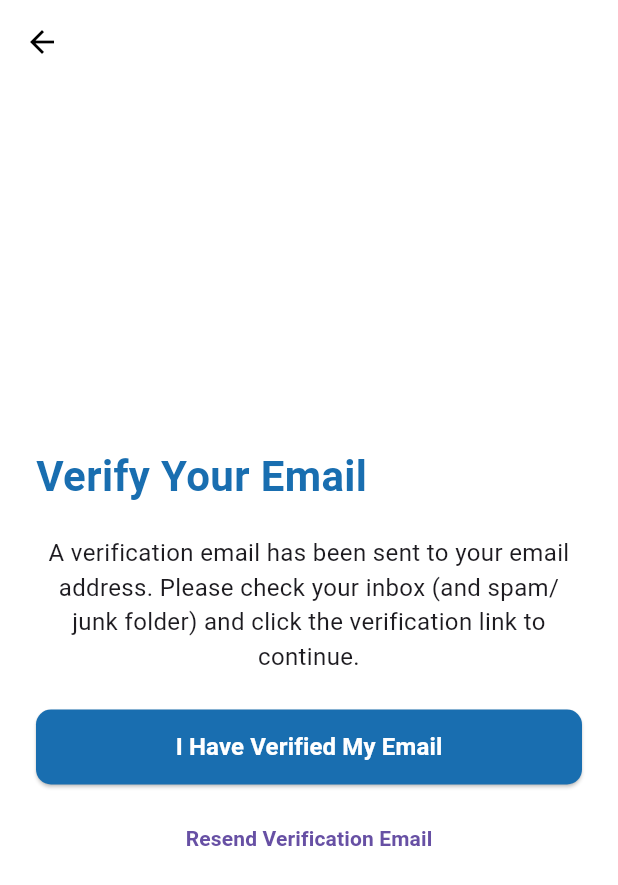
After one commit to Adeel-Arif1/Med_sync, a Flutter app: the OtpScreen screen opened directly, on a phone screen of 412 x 824 dp. The commit adds this screen. Shown: the top 885 px of the screen. Run offline on Flutter 3.47's test engine with Material 3 defaults, Android fonts, the phone set to English and light mode, and no system bars; our stand-ins replace firebase_auth, firebase_core, flutter_otp_text_field, google_sign_in, hive, hive_flutter; accounts and stored records are empty; network calls fail.

```diff
--- a/lib/presentation/screens/auth/auth/login_screen.dart
+++ b/lib/presentation/screens/auth/auth/login_screen.dart
@@ -49,7 +49,8 @@ class _LoginScreenState extends State<LoginScreen> {
   Widget build(BuildContext context) {
     return Scaffold(
       backgroundColor: Colors.white,
-      body: SafeArea(
+      body: SingleChildScrollView(
+        child: SafeArea(
           child: Padding(
             padding: const EdgeInsets.symmetric(horizontal: 24.0),
             child: Column(
@@ -161,6 +162,7 @@ class _LoginScreenState extends State<LoginScreen> {
             ),
           ),
         ),
+      ),
     );
   }
 }
--- /dev/null
+++ b/lib/presentation/screens/auth/auth/otp_screen.dart
@@ -0,0 +1,95 @@
+
+import 'package:flutter/material.dart';
+import 'package:med_sync/features/application/provider/auth_service.dart';
+import 'package:med_sync/presentation/screens/home_page_screen.dart';
+import 'package:med_sync/presentation/widgets/custom_appbar.dart';
+import 'package:med_sync/presentation/widgets/custom_buttons.dart';
+import 'package:med_sync/presentation/widgets/custom_text.dart';
+
+class OtpScreen extends StatefulWidget {
+  const OtpScreen({super.key});
+
+  @override
+  _OtpScreenState createState() => _OtpScreenState();
+}
+
+class _OtpScreenState extends State<OtpScreen> {
+  final _authService = AuthService();
+  bool _isLoading = false;
+
+  @override
+  Widget build(BuildContext context) {
+    return Scaffold(
+      appBar: CustomAppBar(),
+      backgroundColor: Colors.white,
+      body: SafeArea(
+        child: Padding(
+          padding: const EdgeInsets.symmetric(horizontal: 24.0),
+          child: Column(
+            mainAxisAlignment: MainAxisAlignment.center,
+            crossAxisAlignment: CrossAxisAlignment.stretch,
+            children: [
+              PrimaryHeading('Verify Your Email'),
+              const SizedBox(height: 20),
+              const Text(
+                'A verification email has been sent to your email address. Please check your inbox (and spam/junk folder) and click the verification link to continue.',
+                textAlign: TextAlign.center,
+                style: TextStyle(fontSize: 16),
+              ),
+              const SizedBox(height: 24),
+              _isLoading
+                  ? const Center(child: CircularProgressIndicator())
+                  : PrimaryButton(
+                      text: 'I Have Verified My Email',
+                      onPressed: () async {
+                        setState(() {
+                          _isLoading = true;
+                        });
+                        bool isVerified = await _authService.isEmailVerified();
+                        if (isVerified) {
+                          Navigator.pushReplacement(
+                            context,
+                            MaterialPageRoute(builder: (_) => const HomeScreen()),
+                          );
+                        } else {
+                          ScaffoldMessenger.of(context).showSnackBar(
+                            const SnackBar(
+                              content: Text('Please verify your email first.'),
+                            ),
+                          );
+                        }
+                        setState(() {
+                          _isLoading = false;
+                        });
+                      },
+                    ),
+              const SizedBox(height: 12),
+              TextButton(
+                onPressed: _isLoading
+                    ? null
+                    : () async {
+                        setState(() {
+                          _isLoading = true;
+                        });
+                        await _authService.getCurrentUser()?.sendEmailVerification();
+                        ScaffoldMessenger.of(context).showSnackBar(
+                          const SnackBar(
+                            content: Text('Verification email resent.'),
+                          ),
+                        );
+                        setState(() {
+                          _isLoading = false;
+                        });
+                      },
+                child: const Text(
+                  'Resend Verification Email',
+                  style: TextStyle(fontWeight: FontWeight.bold),
+                ),
+              ),
+            ],
+          ),
+        ),
+      ),
+    );
+  }
+}
--- a/lib/presentation/screens/auth/auth/register_screen.dart
+++ b/lib/presentation/screens/auth/auth/register_screen.dart
@@ -1,6 +1,8 @@
+
 import 'package:flutter/material.dart';
 import 'package:med_sync/presentation/screens/auth/auth/google_signin.dart';
 import 'package:med_sync/presentation/screens/auth/auth/login_screen.dart';
+import 'package:med_sync/presentation/screens/auth/auth/otp_screen.dart';
 import 'package:med_sync/presentation/screens/home_page_screen.dart';
 import 'package:med_sync/presentation/widgets/custom_appbar.dart';
 import 'package:med_sync/presentation/widgets/custom_buttons.dart';
@@ -48,7 +50,7 @@ class _RegisterPageState extends State<RegisterPage> {
     if (message == 'Success') {
       Navigator.pushReplacement(
         context,
-        MaterialPageRoute(builder: (_) => const HomeScreen()),
+        MaterialPageRoute(builder: (_) => const OtpScreen()),
       );
     } else {
       ScaffoldMessenger.of(context).showSnackBar(
```
Also changed, not shown: lib/features/application/provider/auth_service.dart (+13 -3 lines), lib/presentation/screens/home_page_screen.dart (+12 -0 lines), lib/presentation/screens/manage_med_screen.dart (+26 -3 lines). Lines whose indentation alone changed are shown as unchanged.
